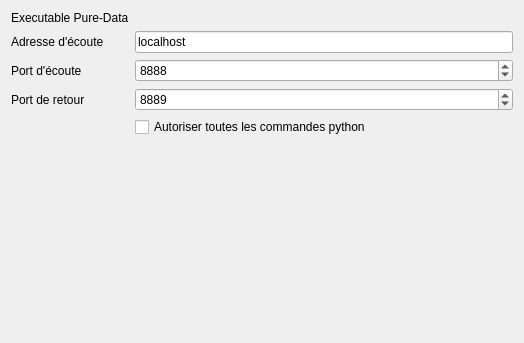
Qt form resources/FCPDwb_pref.ui (FlachyJoe/FCPDWorkbench) before a commit.
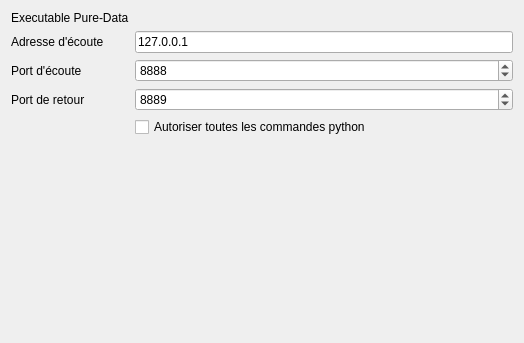
The same form after that commit. Custom widgets are drawn as their Qt base class.

Patch:
```diff
--- a/resources/FCPDwb_pref.ui
+++ b/resources/FCPDwb_pref.ui
@@ -44,7 +44,7 @@
    <item row="1" column="1">
     <widget class="Gui::PrefLineEdit" name="lineEdit">
      <property name="text">
-      <string>localhost</string>
+      <string>127.0.0.1</string>
      </property>
      <property name="prefEntry" stdset="0">
       <cstring>fc_listenaddress</cstring>
```
